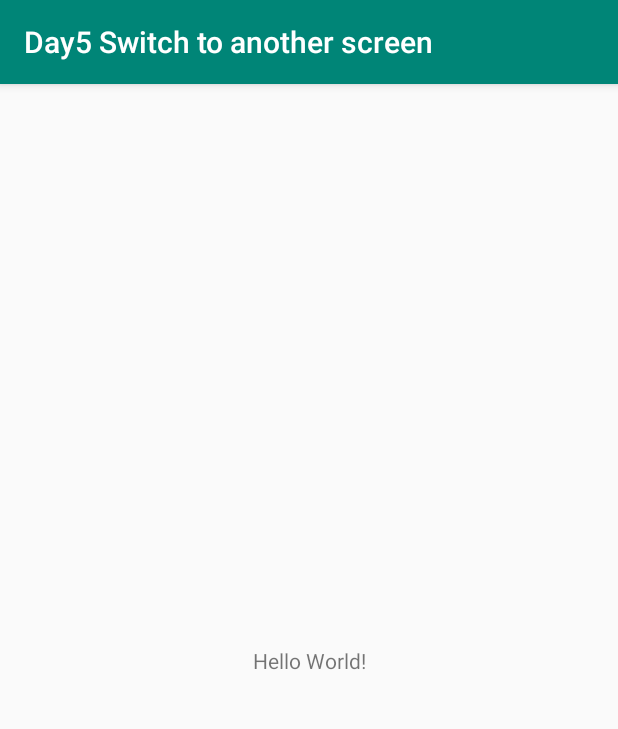
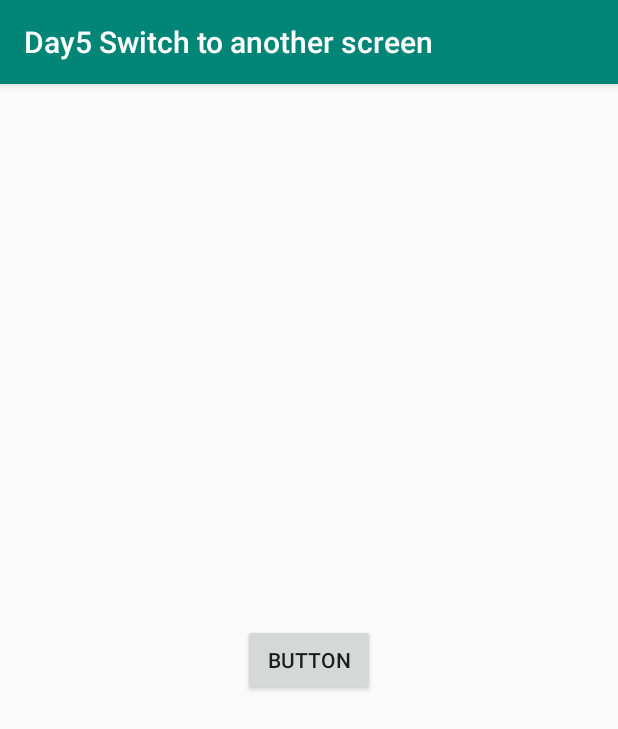
Before and after one commit to Satmage/Day5Switchtoanotherscreen, an Android app: the screen it shows after launch (MainActivity), on a phone screen of 412 x 824 dp. Shown: the top 729 px of the screen. Run offline under Robolectric (Android 15) with nearby library versions, the phone set to English and light mode, and no system bars.

```diff
--- a/app/src/main/res/layout/activity_main.xml
+++ b/app/src/main/res/layout/activity_main.xml
@@ -6,13 +6,18 @@
     android:layout_height="match_parent"
     tools:context=".MainActivity">
 
-    <TextView
+
+    <Button
+        android:id="@+id/button"
         android:layout_width="wrap_content"
         android:layout_height="wrap_content"
-        android:text="Hello World!"
+        android:layout_marginStart="8dp"
+        android:layout_marginTop="8dp"
+        android:layout_marginEnd="8dp"
+        android:layout_marginBottom="8dp"
+        android:text="@string/button"
         app:layout_constraintBottom_toBottomOf="parent"
-        app:layout_constraintLeft_toLeftOf="parent"
-        app:layout_constraintRight_toRightOf="parent"
+        app:layout_constraintEnd_toEndOf="parent"
+        app:layout_constraintStart_toStartOf="parent"
         app:layout_constraintTop_toTopOf="parent" />
-
 </android.support.constraint.ConstraintLayout>
```
Also changed, not shown: app/src/main/res/layout/activity_about.xml (added, +13 -0 lines), app/src/main/res/values/strings.xml (+12 -0 lines).
